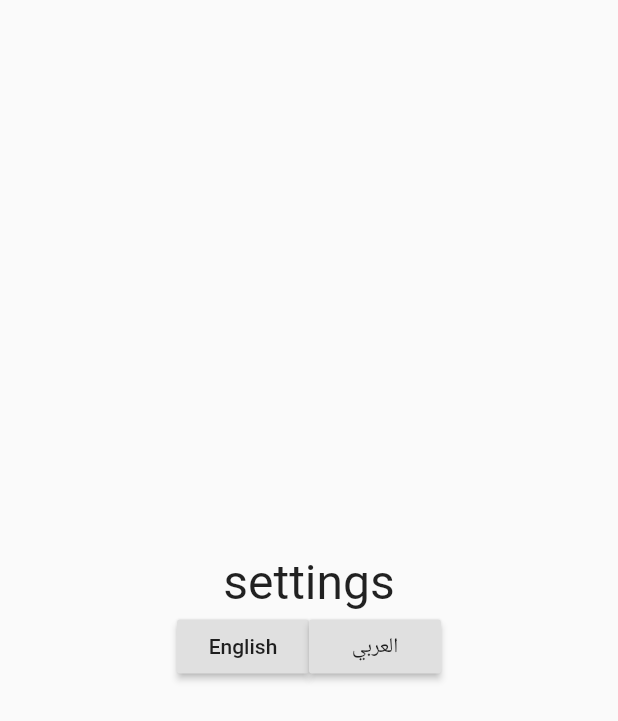
After one commit to bardoun7894/alarm_recorder, a Flutter app: the ChangeLanguage screen opened directly, after a tap on "English", on a phone screen of 412 x 824 dp. The commit adds this screen. Shown: the top 721 px of the screen. Run offline on Flutter 3.47's test engine with Material 2 defaults, Android fonts, the phone set to English and light mode, and no system bars; our stand-ins replace audioplayers, easy_localization, file, file_picker, flutter_image_compress, flutter_local_notifications and 8 more; missing offline and left inert: android_intent, bloc_pattern, flutter_audio_recorder; accounts and stored records are empty.

Commit message:
change language manually

```diff
--- a/lib/recorder/recorder.dart
+++ b/lib/recorder/recorder.dart
@@ -1,5 +1,6 @@
 import 'dart:async';
 
+import 'package:alarm_recorder/home_page/homepage.dart';
 import 'package:alarm_recorder/recorder/recorder_player.dart';
 import 'package:alarm_recorder/utils/screen_size.dart';
 import 'package:alarm_recorder/utils/settings.dart';
@@ -139,7 +140,7 @@ class _RecorderScreenState extends State<RecorderScreen> {
                     children: <Widget>[
                       GestureDetector(
                           onTap: () {
-                         Navigator.of(context).pop();
+                            Navigator.pushReplacement(context, MaterialPageRoute(builder: (BuildContext context) {return MyHomePage();}));
                           },
                           child: Icon(
                             Icons.arrow_back,
--- /dev/null
+++ b/lib/utils/app_language.dart
@@ -0,0 +1,36 @@
+import 'dart:ui';
+
+import 'package:flutter/material.dart';
+import 'package:shared_preferences/shared_preferences.dart';
+
+class AppLanguage extends ChangeNotifier {
+  Locale _appLocale = Locale('en');
+  Locale get appLocal => _appLocale ?? Locale("en");
+  fetchLocale() async {
+    var prefs = await SharedPreferences.getInstance();
+    if (prefs.getString('language_code') == null) {
+      _appLocale = Locale('en');
+      return Null;
+    }
+    _appLocale = Locale(prefs.getString('language_code'));
+    return Null;
+  }
+
+
+  void changeLanguage(Locale type) async {
+    var prefs = await SharedPreferences.getInstance();
+    if (_appLocale == type) {
+      return;
+    }
+    if (type == Locale("ar")) {
+      _appLocale = Locale("ar");
+      await prefs.setString('language_code', 'ar');
+      await prefs.setString('countryCode', '');
+    } else {
+      _appLocale = Locale("en");
+      await prefs.setString('language_code', 'en');
+      await prefs.setString('countryCode', 'US');
+    }
+    notifyListeners();
+  }
+}
--- /dev/null
+++ b/lib/utils/change_language.dart
@@ -0,0 +1,57 @@
+import 'package:flutter/material.dart';
+import 'package:provider/provider.dart';
+
+import '../app_localizations.dart';
+import 'app_language.dart';
+
+class ChangeLanguage extends StatefulWidget {
+  @override
+  _ChangeLanguageState createState() => _ChangeLanguageState();
+}
+
+class _ChangeLanguageState extends State<ChangeLanguage> {
+
+ @override
+  void initState() {
+    // TODO: implement initState
+    super.initState();
+
+  }
+
+  @override
+  Widget build(BuildContext context) {
+    var appLanguage = Provider.of<AppLanguage>(context);
+    return Scaffold(
+       body: Center(
+    child: Column(
+    mainAxisAlignment: MainAxisAlignment.center,
+      crossAxisAlignment: CrossAxisAlignment.center,
+      children: <Widget>[
+        Text(
+          AppLocalizations.of(context).translate('settings'),
+          style: TextStyle(fontSize: 32),
+        ),
+        Row(
+          mainAxisAlignment: MainAxisAlignment.center,
+          children: <Widget>[
+            RaisedButton(
+              onPressed: () async{
+                print('kkk');
+                appLanguage.changeLanguage(Locale("en"));
+              },
+              child: Text('English'),
+            ),
+            RaisedButton(
+              onPressed: () {
+                appLanguage.changeLanguage(Locale("ar"));
+              },
+              child: Text('العربي'),
+            )
+          ],
+        )
+      ],
+    ),
+    ),
+    );
+  }
+}
--- a/pubspec.yaml
+++ b/pubspec.yaml
@@ -45,7 +45,8 @@ dependencies:
   flutter_ringtone_player: ^2.0.0
   permission_handler: ^5.0.0+hotfix.3
   easy_localization: ^2.1.0+2
-
+  shared_preferences: ^0.5.7
+  provider: ^4.0.5
 dev_dependencies:
   flutter_test:
     sdk: flutter
```
Also changed, not shown: lib/home_page/homepage.dart (+8 -2 lines), lib/main.dart (+28 -4 lines), lib/recorder/recorder_player.dart (+4 -4 lines), lib/utils/settings.dart (+7 -4 lines), pubspec.lock.
